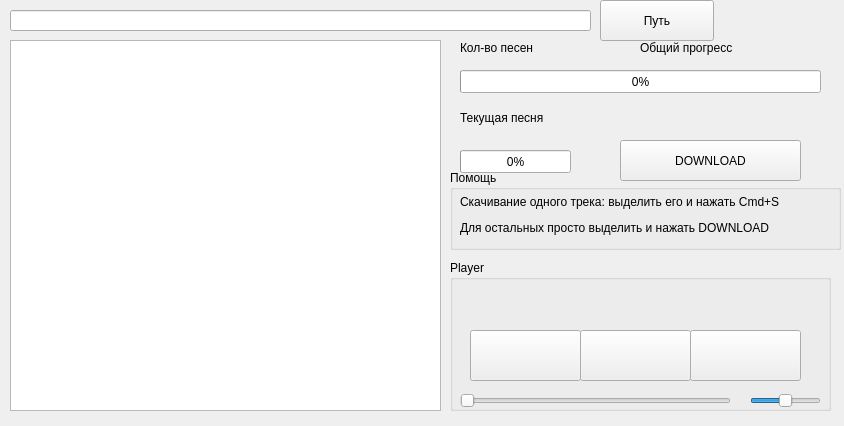
Above: Projects/vkDownloadMusic/musicview.ui from dimones/DimonesLabs before the change. Below: the same form after it.
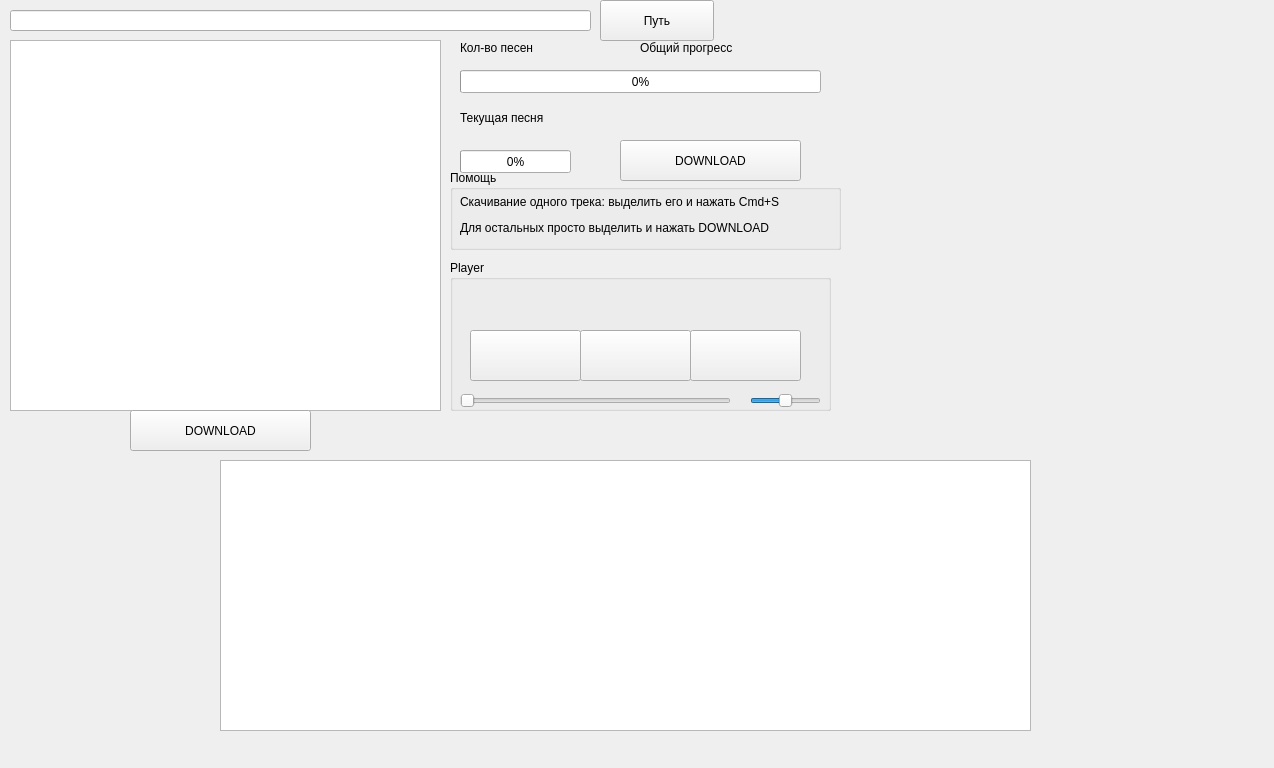
That is the form after the change. Icons and pictures are not drawn.

The edit to the form file:
```diff
--- a/Projects/vkDownloadMusic/musicview.ui
+++ b/Projects/vkDownloadMusic/musicview.ui
@@ -6,8 +6,8 @@
    <rect>
     <x>0</x>
     <y>0</y>
-    <width>844</width>
-    <height>426</height>
+    <width>1274</width>
+    <height>768</height>
    </rect>
   </property>
   <property name="sizePolicy">
@@ -22,12 +22,6 @@
     <height>426</height>
    </size>
   </property>
-  <property name="maximumSize">
-   <size>
-    <width>844</width>
-    <height>426</height>
-   </size>
-  </property>
   <property name="windowTitle">
    <string>vkDownloader</string>
   </property>
@@ -450,6 +444,29 @@
     </property>
    </widget>
   </widget>
+  <widget class="QTableWidget" name="tableWidget">
+   <property name="geometry">
+    <rect>
+     <x>220</x>
+     <y>460</y>
+     <width>811</width>
+     <height>271</height>
+    </rect>
+   </property>
+  </widget>
+  <widget class="QPushButton" name="downButton_2">
+   <property name="geometry">
+    <rect>
+     <x>130</x>
+     <y>410</y>
+     <width>181</width>
+     <height>41</height>
+    </rect>
+   </property>
+   <property name="text">
+    <string>DOWNLOAD</string>
+   </property>
+  </widget>
   <action name="action">
    <property name="checkable">
     <bool>false</bool>
```
Left out of the diff: 3 changed lines with no effect on the pictures.
